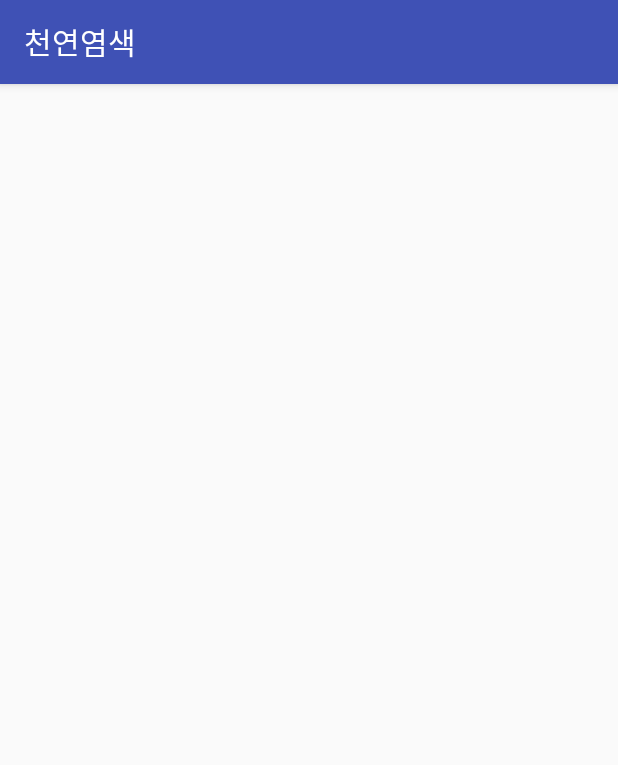
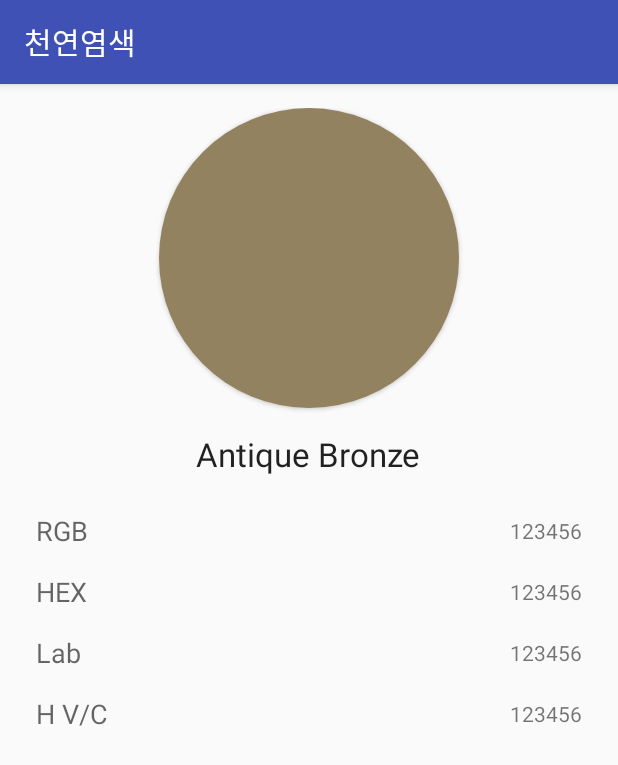
Before and after one commit to Wef2/android-natural-dyeing, an Android app: the ColorActivity screen opened directly, with no data from a screen before it, on a phone screen of 412 x 824 dp. Shown: the top 765 px of the screen. Run offline under Robolectric (Android 15) with nearby library versions, the phone set to English and light mode, and no system bars.

Commit message:
Update ColorActivity

```diff
--- a/NaturalDyeing/app/src/main/java/mcl/jejunu/naturaldyeing/activity/ColorActivity.java
+++ b/NaturalDyeing/app/src/main/java/mcl/jejunu/naturaldyeing/activity/ColorActivity.java
@@ -2,14 +2,19 @@ package mcl.jejunu.naturaldyeing.activity;
 
 import android.support.v7.app.AppCompatActivity;
 import android.os.Bundle;
+import android.widget.Button;
 
 import mcl.jejunu.naturaldyeing.R;
 
 public class ColorActivity extends AppCompatActivity {
 
+    private Button circleButton;
+
     @Override
     protected void onCreate(Bundle savedInstanceState) {
         super.onCreate(savedInstanceState);
         setContentView(R.layout.activity_color);
+
+        circleButton = (Button) findViewById(R.id.circle_button);
     }
 }
--- /dev/null
+++ b/NaturalDyeing/app/src/main/res/drawable/big_circle_button.xml
@@ -0,0 +1,9 @@
+<?xml version="1.0" encoding="utf-8"?>
+<selector xmlns:android="http://schemas.android.com/apk/res/android">
+    <item>
+        <shape android:shape="oval">
+            <solid android:color="#93825F"/>
+            <size android:width="200dp" android:height="200dp"/>
+        </shape>
+    </item>
+</selector>
--- /dev/null
+++ b/NaturalDyeing/app/src/main/res/drawable/circle_button.xml
@@ -0,0 +1,9 @@
+<?xml version="1.0" encoding="utf-8"?>
+<selector xmlns:android="http://schemas.android.com/apk/res/android">
+    <item>
+        <shape android:shape="oval">
+            <solid android:color="#93825F"/>
+            <size android:width="32dp" android:height="32dp"/>
+        </shape>
+    </item>
+</selector>
--- a/NaturalDyeing/app/src/main/res/drawable/circular_button.xml
+++ /dev/null
@@ -1,10 +0,0 @@
-<?xml version="1.0" encoding="utf-8"?>
-<shape xmlns:android="http://schemas.android.com/apk/res/android"
-    android:shape="rectangle">
-    <corners android:radius="14dp" />
-    <padding
-        android:bottom="0dp"
-        android:left="0dp"
-        android:right="0dp"
-        android:top="0dp" />
-</shape>
--- a/NaturalDyeing/app/src/main/res/layout/activity_color.xml
+++ b/NaturalDyeing/app/src/main/res/layout/activity_color.xml
@@ -1,5 +1,5 @@
 <?xml version="1.0" encoding="utf-8"?>
-<RelativeLayout xmlns:android="http://schemas.android.com/apk/res/android"
+<LinearLayout xmlns:android="http://schemas.android.com/apk/res/android"
     xmlns:tools="http://schemas.android.com/tools"
     android:layout_width="match_parent"
     android:layout_height="match_parent"
@@ -7,6 +7,116 @@
     android:paddingLeft="@dimen/activity_horizontal_margin"
     android:paddingRight="@dimen/activity_horizontal_margin"
     android:paddingTop="@dimen/activity_vertical_margin"
-    tools:context=".activity.ResourceListActivity">
+    android:orientation="vertical"
+    tools:context=".activity.ColorActivity">
 
-</RelativeLayout>
+    <Button
+        android:layout_gravity="center"
+        android:layout_width="wrap_content"
+        android:layout_height="wrap_content"
+        android:background="@drawable/big_circle_button"
+        android:id="@+id/circle_button"
+        android:layout_alignParentTop="true"
+        android:layout_centerHorizontal="true" />
+
+    <TextView
+        android:layout_margin="16dp"
+        android:layout_gravity="center"
+        android:layout_width="wrap_content"
+        android:layout_height="wrap_content"
+        android:textAppearance="?android:attr/textAppearanceLarge"
+        android:text="Antique Bronze"
+        android:id="@+id/name_text"
+        android:layout_centerVertical="true"
+        android:layout_centerHorizontal="true" />
+
+    <RelativeLayout
+        android:layout_margin="8dp"
+        android:layout_width="match_parent"
+        android:layout_height="wrap_content"
+        android:orientation="horizontal">
+
+        <TextView
+            android:layout_width="wrap_content"
+            android:layout_height="wrap_content"
+            android:textAppearance="?android:attr/textAppearanceMedium"
+            android:text="RGB" />
+
+        <TextView
+            android:layout_width="wrap_content"
+            android:layout_height="wrap_content"
+            android:textAppearance="?android:attr/textAppearanceSmall"
+            android:text="123456"
+            android:id="@+id/textView5"
+            android:layout_centerVertical="true"
+            android:layout_alignParentRight="true"
+            android:layout_alignParentEnd="true" />
+    </RelativeLayout>
+
+    <RelativeLayout
+        android:layout_margin="8dp"
+        android:layout_width="match_parent"
+        android:layout_height="wrap_content"
+        android:orientation="horizontal">
+
+        <TextView
+            android:layout_width="wrap_content"
+            android:layout_height="wrap_content"
+            android:textAppearance="?android:attr/textAppearanceMedium"
+            android:text="HEX" />
+
+        <TextView
+            android:layout_width="wrap_content"
+            android:layout_height="wrap_content"
+            android:textAppearance="?android:attr/textAppearanceSmall"
+            android:text="123456"
+            android:layout_centerVertical="true"
+            android:layout_alignParentRight="true"
+            android:layout_alignParentEnd="true" />
+    </RelativeLayout>
+
+    <RelativeLayout
+        android:layout_margin="8dp"
+        android:layout_width="match_parent"
+        android:layout_height="wrap_content"
+        android:orientation="horizontal">
+
+        <TextView
+            android:layout_width="wrap_content"
+            android:layout_height="wrap_content"
+            android:textAppearance="?android:attr/textAppearanceMedium"
+            android:text="Lab" />
+
+        <TextView
+            android:layout_width="wrap_content"
+            android:layout_height="wrap_content"
+            android:textAppearance="?android:attr/textAppearanceSmall"
+            android:text="123456"
+            android:layout_centerVertical="true"
+            android:layout_alignParentRight="true"
+            android:layout_alignParentEnd="true" />
+    </RelativeLayout>
+
+    <RelativeLayout
+        android:layout_margin="8dp"
+        android:layout_width="match_parent"
+        android:layout_height="wrap_content"
+        android:orientation="horizontal">
+
+        <TextView
+            android:layout_width="wrap_content"
+            android:layout_height="wrap_content"
+            android:textAppearance="?android:attr/textAppearanceMedium"
+            android:text="H V/C" />
+
+        <TextView
+            android:layout_width="wrap_content"
+            android:layout_height="wrap_content"
+            android:textAppearance="?android:attr/textAppearanceSmall"
+            android:text="123456"
+            android:layout_centerVertical="true"
+            android:layout_alignParentRight="true"
+            android:layout_alignParentEnd="true" />
+    </RelativeLayout>
+
+</LinearLayout>
--- a/NaturalDyeing/app/src/main/res/layout/activity_resource.xml
+++ b/NaturalDyeing/app/src/main/res/layout/activity_resource.xml
@@ -27,8 +27,8 @@
         <LinearLayout
             android:layout_width="match_parent"
             android:layout_height="wrap_content"
-            android:orientation="vertical"
-            android:layout_marginBottom="16dp">
+            android:layout_marginBottom="16dp"
+            android:orientation="vertical">
 
             <TextView
                 android:id="@+id/textView"
@@ -49,13 +49,13 @@
         </LinearLayout>
 
         <TextView
+            android:id="@+id/textView4"
             android:layout_width="wrap_content"
             android:layout_height="wrap_content"
             android:layout_marginBottom="@dimen/activity_vertical_margin"
-            android:textSize="16dp"
+            android:text="미역과의 갈조류, 제주도를 비롯한 우리나라 남해안에 자생하며 황산화성, 미백, 황노화 기능성이 보고됨."
             android:textColor="#222222"
-            android:text="미역과의 갈조류, 제주도를 비롯한 우리나라 남해안에 자생하며 황산화성, 미백, 황노화 기능성이 보고됨."
-            android:id="@+id/textView4" />
+            android:textSize="16dp" />
 
         <LinearLayout
             android:id="@+id/color_layout"
@@ -65,16 +65,16 @@
             android:orientation="horizontal">
 
             <Button
-                android:background="@drawable/circular_button"
                 android:id="@+id/color_button"
-                android:layout_width="16dp"
-                android:layout_height="16dp"
-                android:layout_marginRight="8dp"/>
+                android:layout_width="20dp"
+                android:layout_height="20dp"
+                android:layout_marginRight="8dp"
+                android:background="@drawable/circle_button" />
 
             <TextView
                 android:layout_width="wrap_content"
-                android:layout_height="match_parent"
-                android:text="색 정보"/>
+                android:layout_height="wrap_content"
+                android:text="색 정보" />
 
         </LinearLayout>
 
@@ -88,7 +88,7 @@
             <TextView
                 android:layout_width="wrap_content"
                 android:layout_height="match_parent"
-                android:text="원단 정보"/>
+                android:text="원단 정보" />
 
         </LinearLayout>
 
```
